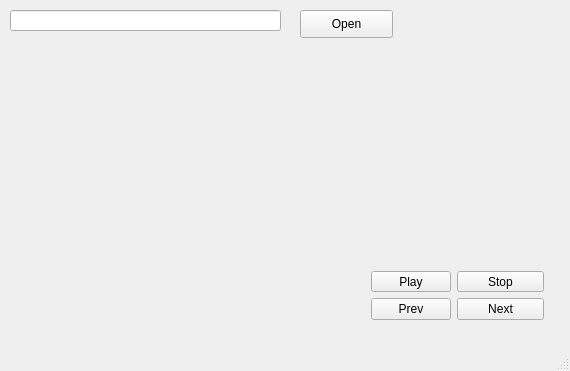
Before: the Qt Designer form mainwindow.ui in NSJ-student/tplayer-1, drawn with Qt 5.
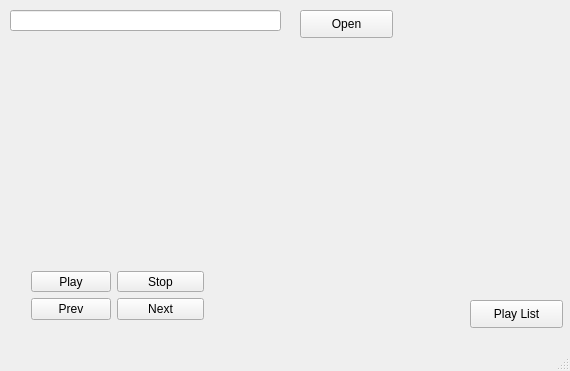
After: the same form once the commit is applied.

Commit message: tplayer 멤버함수 콜백 수정, 재생 목록 play기능 구현, next/prev/stop은 아직

The edit to the form file:
```diff
--- a/mainwindow.ui
+++ b/mainwindow.ui
@@ -17,7 +17,7 @@
    <widget class="QWidget" name="layoutWidget">
     <property name="geometry">
      <rect>
-      <x>360</x>
+      <x>20</x>
       <y>260</y>
       <width>195</width>
       <height>71</height>
@@ -96,6 +96,25 @@
      </rect>
     </property>
    </widget>
+   <widget class="QPushButton" name="pbList">
+    <property name="geometry">
+     <rect>
+      <x>470</x>
+      <y>300</y>
+      <width>93</width>
+      <height>28</height>
+     </rect>
+    </property>
+    <property name="text">
+     <string>Play List</string>
+    </property>
+   </widget>
+   <zorder>layoutWidget</zorder>
+   <zorder>pbOpen</zorder>
+   <zorder>lePath</zorder>
+   <zorder>wgVideo</zorder>
+   <zorder>pbPlay</zorder>
+   <zorder>pbList</zorder>
   </widget>
   <widget class="QStatusBar" name="statusBar"/>
  </widget>
```
The commit also changes 10 other files.
